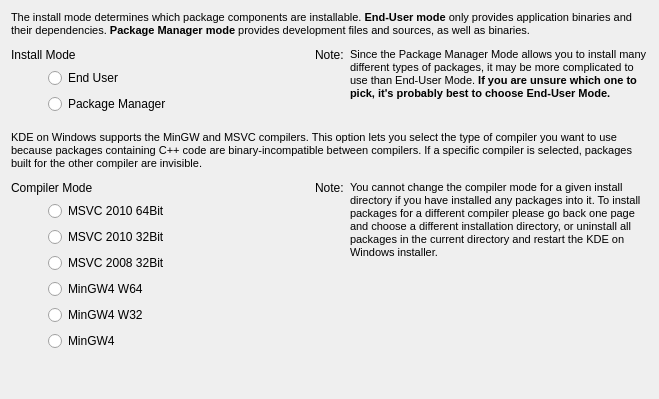
Above: gui/usercompilermodepage.ui from KDE/kdewin-installer before the change. Below: the same form after it.
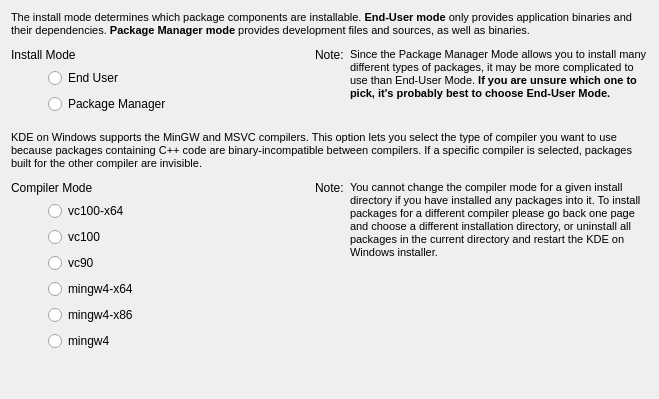
That is the form after the change.

The edit to the form file:
```diff
--- a/gui/usercompilermodepage.ui
+++ b/gui/usercompilermodepage.ui
@@ -256,42 +256,42 @@
          <item>
           <widget class="QRadioButton" name="compilerMSVCX64">
            <property name="text">
-            <string>MSVC 2010 64Bit</string>
+            <string>vc100-x64</string>
            </property>
           </widget>
          </item>
          <item>
           <widget class="QRadioButton" name="compilerMSVC10">
            <property name="text">
-            <string>MSVC 2010 32Bit</string>
+            <string>vc100</string>
            </property>
           </widget>
          </item>
          <item>
           <widget class="QRadioButton" name="compilerMSVC9">
            <property name="text">
-            <string>MSVC 2008 32Bit</string>
+            <string>vc90</string>
            </property>
           </widget>
          </item>
          <item>
           <widget class="QRadioButton" name="compilerMinGW4_W64">
            <property name="text">
-            <string>MinGW4 W64</string>
+            <string>mingw4-x64</string>
            </property>
           </widget>
          </item>
          <item>
           <widget class="QRadioButton" name="compilerMinGW4_W32">
            <property name="text">
-            <string>MinGW4 W32</string>
+            <string>mingw4-x86</string>
            </property>
           </widget>
          </item>
          <item>
           <widget class="QRadioButton" name="compilerMinGW4">
            <property name="text">
-            <string>MinGW4</string>
+            <string>mingw4</string>
            </property>
           </widget>
          </item>
```
